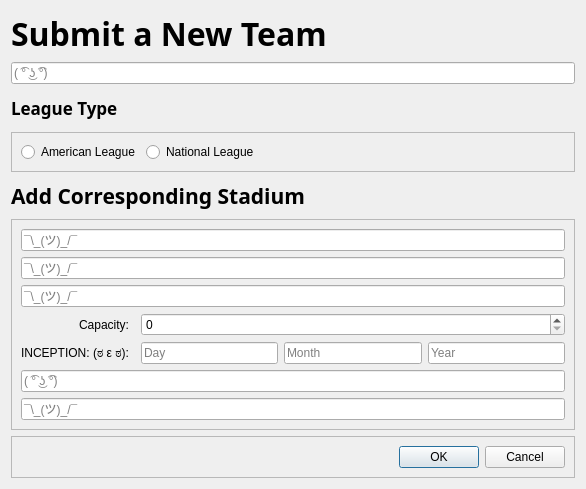
xavierliancw/Based-Itinerary, file Baseball-Itinerary-Program/addstadiumwin.ui: the form before one commit.
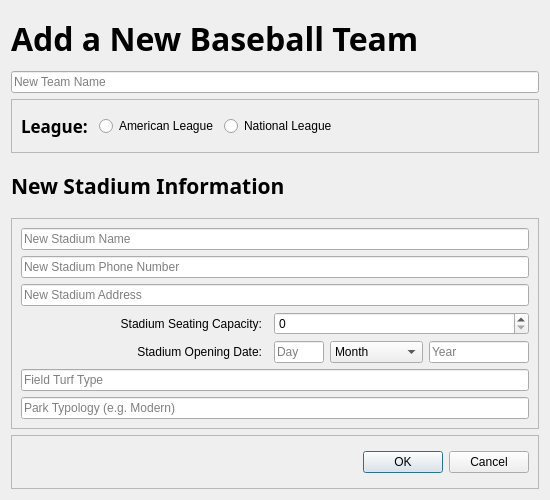
The form after the commit.

What changed in the file:
```diff
--- a/Baseball-Itinerary-Program/addstadiumwin.ui
+++ b/Baseball-Itinerary-Program/addstadiumwin.ui
@@ -6,15 +6,27 @@
    <rect>
     <x>0</x>
     <y>0</y>
-    <width>586</width>
-    <height>489</height>
+    <width>550</width>
+    <height>500</height>
    </rect>
   </property>
+  <property name="minimumSize">
+   <size>
+    <width>550</width>
+    <height>500</height>
+   </size>
+  </property>
+  <property name="maximumSize">
+   <size>
+    <width>550</width>
+    <height>500</height>
+   </size>
+  </property>
   <property name="windowTitle">
    <string>Dialog</string>
   </property>
-  <layout class="QVBoxLayout" name="verticalLayout">
-   <item>
+  <layout class="QGridLayout" name="gridLayout_2">
+   <item row="0" column="0">
     <widget class="QLabel" name="label_3">
      <property name="font">
       <font>
@@ -25,33 +37,18 @@
       </font>
      </property>
      <property name="text">
-      <string>Submit a New Team</string>
+      <string>Add a New Baseball Team</string>
      </property>
     </widget>
    </item>
-   <item>
+   <item row="1" column="0">
     <widget class="QLineEdit" name="newNameLE">
      <property name="placeholderText">
-      <string>( ͡° ͜ʖ ͡°)</string>
+      <string>New Team Name</string>
      </property>
     </widget>
    </item>
-   <item>
-    <widget class="QLabel" name="label_4">
-     <property name="font">
-      <font>
-       <family>Futura</family>
-       <pointsize>13</pointsize>
-       <weight>75</weight>
-       <bold>true</bold>
-      </font>
-     </property>
-     <property name="text">
-      <string>League Type</string>
-     </property>
-    </widget>
-   </item>
-   <item>
+   <item row="2" column="0">
     <widget class="QFrame" name="frame_3">
      <property name="frameShape">
       <enum>QFrame::StyledPanel</enum>
@@ -60,6 +57,21 @@
       <enum>QFrame::Raised</enum>
      </property>
      <layout class="QHBoxLayout" name="horizontalLayout_2">
+      <item>
+       <widget class="QLabel" name="label_4">
+        <property name="font">
+         <font>
+          <family>Futura</family>
+          <pointsize>13</pointsize>
+          <weight>75</weight>
+          <bold>true</bold>
+         </font>
+        </property>
+        <property name="text">
+         <string>League: </string>
+        </property>
+       </widget>
+      </item>
       <item>
        <widget class="QRadioButton" name="aLeagueBtn">
         <property name="text">
@@ -90,7 +102,7 @@
      </layout>
     </widget>
    </item>
-   <item>
+   <item row="3" column="0">
     <widget class="QLabel" name="label_5">
      <property name="font">
       <font>
@@ -101,11 +113,11 @@
       </font>
      </property>
      <property name="text">
-      <string>Add Corresponding Stadium</string>
+      <string>New Stadium Information</string>
      </property>
     </widget>
    </item>
-   <item>
+   <item row="4" column="0">
     <widget class="QFrame" name="frame_2">
      <property name="frameShape">
       <enum>QFrame::StyledPanel</enum>
@@ -114,56 +126,194 @@
       <enum>QFrame::Raised</enum>
      </property>
      <layout class="QGridLayout" name="gridLayout">
-      <item row="2" column="0" colspan="5">
+      <item row="4" column="1">
+       <widget class="QLabel" name="label_2">
+        <property name="text">
+         <string>Stadium Seating Capacity:</string>
+        </property>
+        <property name="alignment">
+         <set>Qt::AlignRight|Qt::AlignTrailing|Qt::AlignVCenter</set>
+        </property>
+       </widget>
+      </item>
+      <item row="4" column="3" colspan="3">
+       <widget class="QSpinBox" name="stadCapacity">
+        <property name="specialValueText">
+         <string/>
+        </property>
+        <property name="maximum">
+         <number>999999999</number>
+        </property>
+       </widget>
+      </item>
+      <item row="5" column="3">
+       <widget class="QLineEdit" name="openDate">
+        <property name="maximumSize">
+         <size>
+          <width>50</width>
+          <height>16777215</height>
+         </size>
+        </property>
+        <property name="maxLength">
+         <number>2</number>
+        </property>
+        <property name="placeholderText">
+         <string>Day</string>
+        </property>
+       </widget>
+      </item>
+      <item row="5" column="5">
+       <widget class="QLineEdit" name="yearLE">
+        <property name="maximumSize">
+         <size>
+          <width>100</width>
+          <height>16777215</height>
+         </size>
+        </property>
+        <property name="inputMethodHints">
+         <set>Qt::ImhNone</set>
+        </property>
+        <property name="maxLength">
+         <number>4</number>
+        </property>
+        <property name="placeholderText">
+         <string>Year</string>
+        </property>
+       </widget>
+      </item>
+      <item row="5" column="1">
+       <widget class="QLabel" name="label">
+        <property name="text">
+         <string>Stadium Opening Date:</string>
+        </property>
+        <property name="alignment">
+         <set>Qt::AlignRight|Qt::AlignTrailing|Qt::AlignVCenter</set>
+        </property>
+       </widget>
+      </item>
+      <item row="5" column="4">
+       <widget class="QComboBox" name="monthBox">
+        <property name="sizePolicy">
+         <sizepolicy hsizetype="Expanding" vsizetype="Fixed">
+          <horstretch>0</horstretch>
+          <verstretch>0</verstretch>
+         </sizepolicy>
+        </property>
+        <property name="currentText">
+         <string>Month</string>
+        </property>
+        <property name="maxVisibleItems">
+         <number>12</number>
+        </property>
+        <item>
+         <property name="text">
+          <string>Month</string>
+         </property>
+        </item>
+        <item>
+         <property name="text">
+          <string>January</string>
+         </property>
+        </item>
+        <item>
+         <property name="text">
+          <string>February</string>
+         </property>
+        </item>
+        <item>
+         <property name="text">
+          <string>March</string>
+         </property>
+        </item>
+        <item>
+         <property name="text">
+          <string>April</string>
+         </property>
+        </item>
+        <item>
+         <property name="text">
+          <string>May</string>
+         </property>
+        </item>
+        <item>
+         <property name="text">
+          <string>June</string>
+         </property>
+        </item>
+        <item>
+         <property name="text">
+          <string>July</string>
+         </property>
+        </item>
+        <item>
+         <property name="text">
+          <string>August</string>
+         </property>
+        </item>
+        <item>
+         <property name="text">
+          <string>September</string>
+         </property>
+        </item>
+        <item>
+         <property name="text">
+          <string>October</string>
+         </property>
+        </item>
+        <item>
+         <property name="text">
+          <string>November</string>
+         </property>
+        </item>
+        <item>
+         <property name="text">
+          <string>December</string>
+         </property>
+        </item>
+       </widget>
+      </item>
+      <item row="4" column="0">
+       <spacer name="horizontalSpacer_3">
+        <property name="orientation">
+         <enum>Qt::Horizontal</enum>
+        </property>
+        <property name="sizeHint" stdset="0">
+         <size>
+          <width>40</width>
+          <height>20</height>
+         </size>
+        </property>
+       </spacer>
+      </item>
+      <item row="2" column="0" colspan="6">
        <widget class="QLineEdit" name="stadAddress">
         <property name="placeholderText">
-         <string>¯\_(ツ)_/¯</string>
+         <string>New Stadium Address</string>
         </property>
        </widget>
       </item>
-      <item row="1" column="0" colspan="5">
+      <item row="1" column="0" colspan="6">
        <widget class="QLineEdit" name="stadPhone">
         <property name="placeholderText">
-         <string>¯\_(ツ)_/¯</string>
+         <string>New Stadium Phone Number</string>
         </property>
        </widget>
       </item>
-      <item row="0" column="0" colspan="5">
+      <item row="0" column="0" colspan="6">
        <widget class="QLineEdit" name="stadNameLE">
         <property name="placeholderText">
-         <string>¯\_(ツ)_/¯</string>
+         <string>New Stadium Name</string>
         </property>
        </widget>
       </item>
-      <item row="5" column="4">
-       <widget class="QLineEdit" name="lineEdit_2">
-        <property name="placeholderText">
-         <string>Year</string>
-        </property>
-       </widget>
-      </item>
-      <item row="6" column="0" colspan="5">
+      <item row="6" column="0" colspan="6">
        <widget class="QLineEdit" name="turfType">
         <property name="placeholderText">
-         <string>( ͡° ͜ʖ ͡°)</string>
+         <string>Field Turf Type</string>
         </property>
        </widget>
       </item>
-      <item row="5" column="2">
-       <widget class="QLineEdit" name="openDate">
-        <property name="placeholderText">
-         <string>Day</string>
-        </property>
-       </widget>
-      </item>
-      <item row="5" column="3">
-       <widget class="QLineEdit" name="lineEdit">
-        <property name="placeholderText">
-         <string>Month</string>
-        </property>
-       </widget>
-      </item>
-      <item row="7" column="0" colspan="5">
+      <item row="7" column="0" colspan="6">
        <widget class="QLineEdit" name="stadType">
         <property name="text">
          <string/>
@@ -172,41 +322,27 @@
          <number>0</number>
         </property>
         <property name="placeholderText">
-         <string>¯\_(ツ)_/¯</string>
+         <string>Park Typology (e.g. Modern)</string>
         </property>
        </widget>
       </item>
       <item row="5" column="0">
-       <widget class="QLabel" name="label">
-        <property name="text">
-         <string>INCEPTION: (ಠ ε ಠ):</string>
+       <spacer name="horizontalSpacer_4">
+        <property name="orientation">
+         <enum>Qt::Horizontal</enum>
         </property>
-        <property name="alignment">
-         <set>Qt::AlignRight|Qt::AlignTrailing|Qt::AlignVCenter</set>
+        <property name="sizeHint" stdset="0">
+         <size>
+          <width>40</width>
+          <height>20</height>
+         </size>
         </property>
-       </widget>
-      </item>
-      <item row="4" column="0">
-       <widget class="QLabel" name="label_2">
-        <property name="text">
-         <string>Capacity:</string>
-        </property>
-        <property name="alignment">
-         <set>Qt::AlignRight|Qt::AlignTrailing|Qt::AlignVCenter</set>
-        </property>
-       </widget>
-      </item>
-      <item row="4" column="2" colspan="3">
-       <widget class="QSpinBox" name="stadCapacity">
-        <property name="specialValueText">
-         <string/>
-        </property>
-       </widget>
+       </spacer>
       </item>
      </layout>
     </widget>
    </item>
-   <item>
+   <item row="5" column="0">
     <widget class="QFrame" name="frame">
      <property name="frameShape">
       <enum>QFrame::StyledPanel</enum>
```
Left out of the diff: 19 changed lines with no effect on the pictures.
